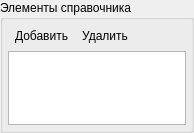
This is src/plugins/modeleride/refitemwidget.ui in rdnvndr/raindrop as Qt 5 draws it before an edit. The edited form follows.
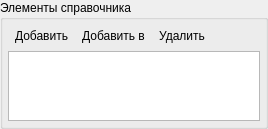
This is the edited form. Icons and pictures are not drawn.

```diff
--- a/src/plugins/modeleride/refitemwidget.ui
+++ b/src/plugins/modeleride/refitemwidget.ui
@@ -6,8 +6,8 @@
    <rect>
     <x>0</x>
     <y>0</y>
-    <width>194</width>
-    <height>133</height>
+    <width>268</width>
+    <height>117</height>
    </rect>
   </property>
   <property name="windowTitle">
@@ -78,6 +78,23 @@
           </property>
          </widget>
         </item>
+        <item>
+         <widget class="QToolButton" name="toolButtonAddIn">
+          <property name="text">
+           <string>Добавить в</string>
+          </property>
+          <property name="icon">
+           <iconset resource="modeleride.qrc">
+            <normaloff>:/addchild</normaloff>:/addchild</iconset>
+          </property>
+          <property name="toolButtonStyle">
+           <enum>Qt::ToolButtonTextBesideIcon</enum>
+          </property>
+          <property name="autoRaise">
+           <bool>true</bool>
+          </property>
+         </widget>
+        </item>
         <item>
          <widget class="QToolButton" name="toolButtonDelete">
           <property name="text">
@@ -117,7 +134,7 @@
        </layout>
       </item>
       <item>
-       <widget class="QTableView" name="tableView">
+       <widget class="QTreeView" name="treeView">
         <property name="alternatingRowColors">
          <bool>true</bool>
         </property>
@@ -127,18 +144,6 @@
         <property name="selectionBehavior">
          <enum>QAbstractItemView::SelectRows</enum>
         </property>
-        <attribute name="horizontalHeaderHighlightSections">
-         <bool>false</bool>
-        </attribute>
-        <attribute name="horizontalHeaderStretchLastSection">
-         <bool>true</bool>
-        </attribute>
-        <attribute name="verticalHeaderVisible">
-         <bool>false</bool>
-        </attribute>
-        <attribute name="verticalHeaderDefaultSectionSize">
-         <number>24</number>
-        </attribute>
        </widget>
       </item>
      </layout>
```
